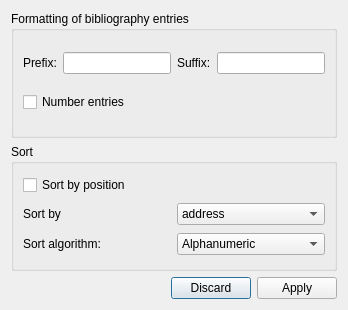
Old version of the form plugins/textshape/dialogs/BibliographyConfigureDialog.ui in the repository KDE/krita.
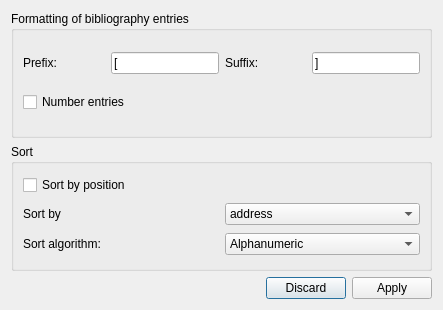
New version of the form.

Commit message: added Bibliography configuration

The edit to the form file:
```diff
--- a/plugins/textshape/dialogs/BibliographyConfigureDialog.ui
+++ b/plugins/textshape/dialogs/BibliographyConfigureDialog.ui
@@ -6,7 +6,7 @@
    <rect>
     <x>0</x>
     <y>0</y>
-    <width>346</width>
+    <width>443</width>
     <height>310</height>
    </rect>
   </property>
@@ -19,8 +19,8 @@
      <property name="title">
       <string>Formatting of bibliography entries</string>
      </property>
-     <layout class="QVBoxLayout" name="verticalLayout">
-      <item>
+     <layout class="QGridLayout" name="gridLayout_2">
+      <item row="0" column="0">
        <layout class="QHBoxLayout" name="horizontalLayout">
         <item>
          <widget class="QLabel" name="prefixLabel">
@@ -37,6 +37,9 @@
             <verstretch>0</verstretch>
            </sizepolicy>
           </property>
+          <property name="text">
+           <string>[</string>
+          </property>
          </widget>
         </item>
         <item>
@@ -54,11 +57,14 @@
             <verstretch>0</verstretch>
            </sizepolicy>
           </property>
+          <property name="text">
+           <string>]</string>
+          </property>
          </widget>
         </item>
        </layout>
       </item>
-      <item>
+      <item row="1" column="0">
        <widget class="QCheckBox" name="numberedEntries">
         <property name="text">
          <string>Number entries</string>
```
Left out of the diff: 11 changed lines with no effect on the pictures. The commit also changes 14 other files.
